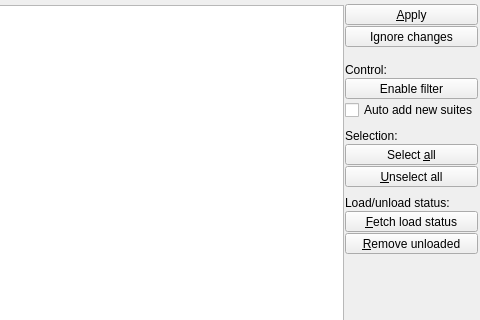
Qt form Viewer/ecflowUI/src/SuiteItemWidget.ui (ecmwf/ecflow) before a commit; both pictures show x 84 to 564 and y 0 to 320 of the 564 by 470 pixel window.
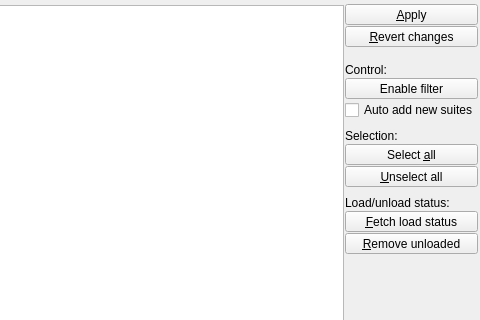
The same form after that commit. Icons and pictures are not drawn. Custom widgets are drawn as their Qt base class.

Commit message: ecFlowUI: suites not selected in suite filter appears in tree view ECFLOW-1282

Patch:
```diff
--- a/Viewer/ecflowUI/src/SuiteItemWidget.ui
+++ b/Viewer/ecflowUI/src/SuiteItemWidget.ui
@@ -109,7 +109,7 @@
           </sizepolicy>
          </property>
          <property name="text">
-          <string>Ignore changes</string>
+          <string>&amp;Revert changes</string>
          </property>
          <property name="icon">
           <iconset resource="viewer.qrc">
```
The commit also changes 1 other file.
